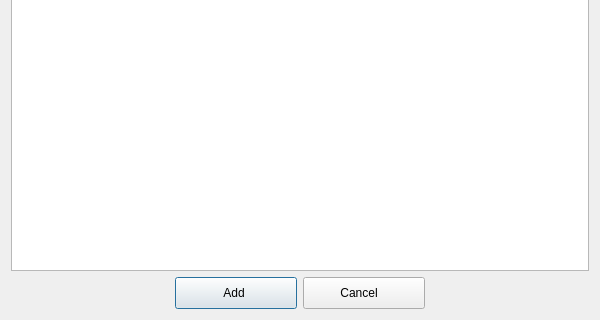
The window that ui/AddMBsSWsDlg.ui (Comer352L/FreeSSM) describes before a commit, drawn with Qt 5; both pictures show x 0 to 600 and y 280 to 600 of the 600 by 600 pixel window.
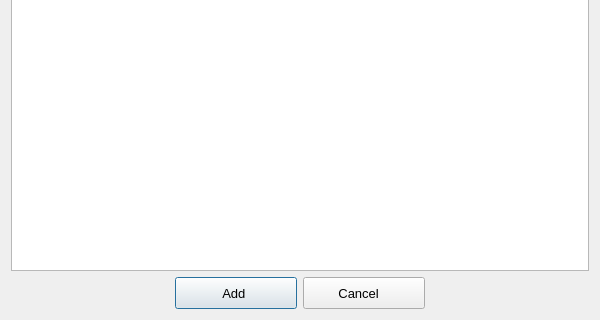
The same window after the commit. Icons and pictures are not drawn.

Commit message: AddMBsSWsDialog.ui: add missing font size specifications

What changed in the file:
```diff
--- a/ui/AddMBsSWsDlg.ui
+++ b/ui/AddMBsSWsDlg.ui
@@ -98,6 +98,11 @@
            <height>32</height>
           </size>
          </property>
+         <property name="font">
+          <font>
+           <pointsize>10</pointsize>
+          </font>
+         </property>
          <property name="text">
           <string>       Add        </string>
          </property>
@@ -127,6 +132,11 @@
            <height>32</height>
           </size>
          </property>
+         <property name="font">
+          <font>
+           <pointsize>10</pointsize>
+          </font>
+         </property>
          <property name="text">
           <string>    Cancel       </string>
          </property>
```
Left out of the diff: 5 changed lines with no effect on the pictures.
